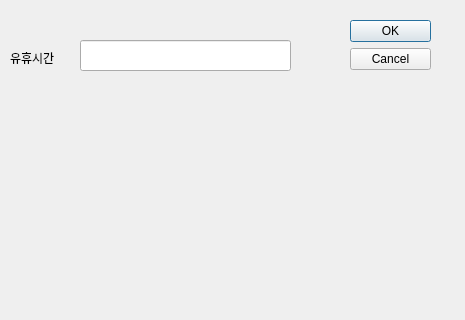
Old version of the form setOptionDialog.ui in the repository synml/motion-detector; both pictures show x 0 to 465 and y 0 to 320 of the 465 by 493 pixel window.
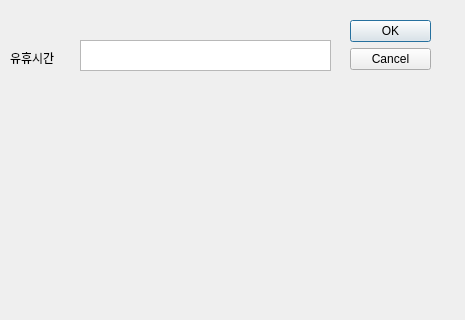
New version of the form.

Commit message: 다이얼로그 테스트 중

What changed in the file:
```diff
--- a/setOptionDialog.ui
+++ b/setOptionDialog.ui
@@ -29,16 +29,6 @@
     <set>QDialogButtonBox::Cancel|QDialogButtonBox::Ok</set>
    </property>
   </widget>
-  <widget class="QLineEdit" name="lineEdit">
-   <property name="geometry">
-    <rect>
-     <x>80</x>
-     <y>40</y>
-     <width>211</width>
-     <height>31</height>
-    </rect>
-   </property>
-  </widget>
   <widget class="QLabel" name="label">
    <property name="geometry">
     <rect>
@@ -52,6 +42,16 @@
     <string>유휴시간</string>
    </property>
   </widget>
+  <widget class="QTextEdit" name="textEdit">
+   <property name="geometry">
+    <rect>
+     <x>80</x>
+     <y>40</y>
+     <width>251</width>
+     <height>31</height>
+    </rect>
+   </property>
+  </widget>
  </widget>
  <resources/>
  <connections>
```
The commit also changes 1 other file.
